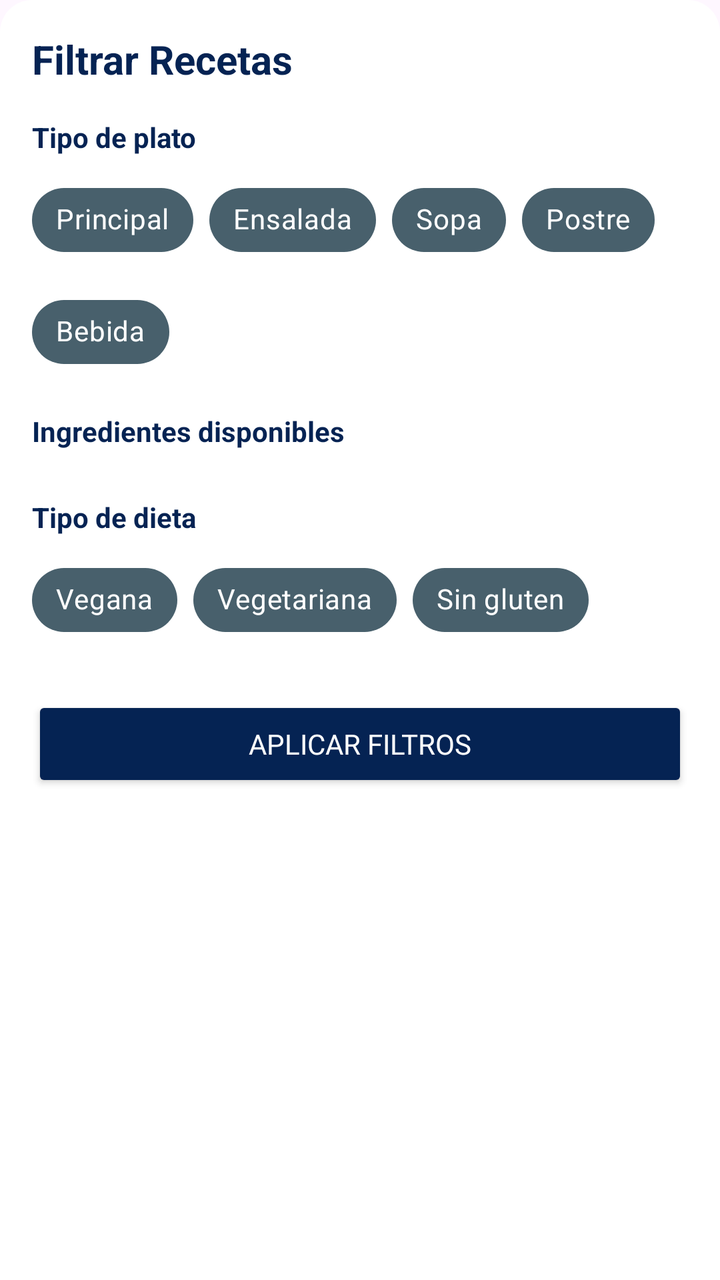
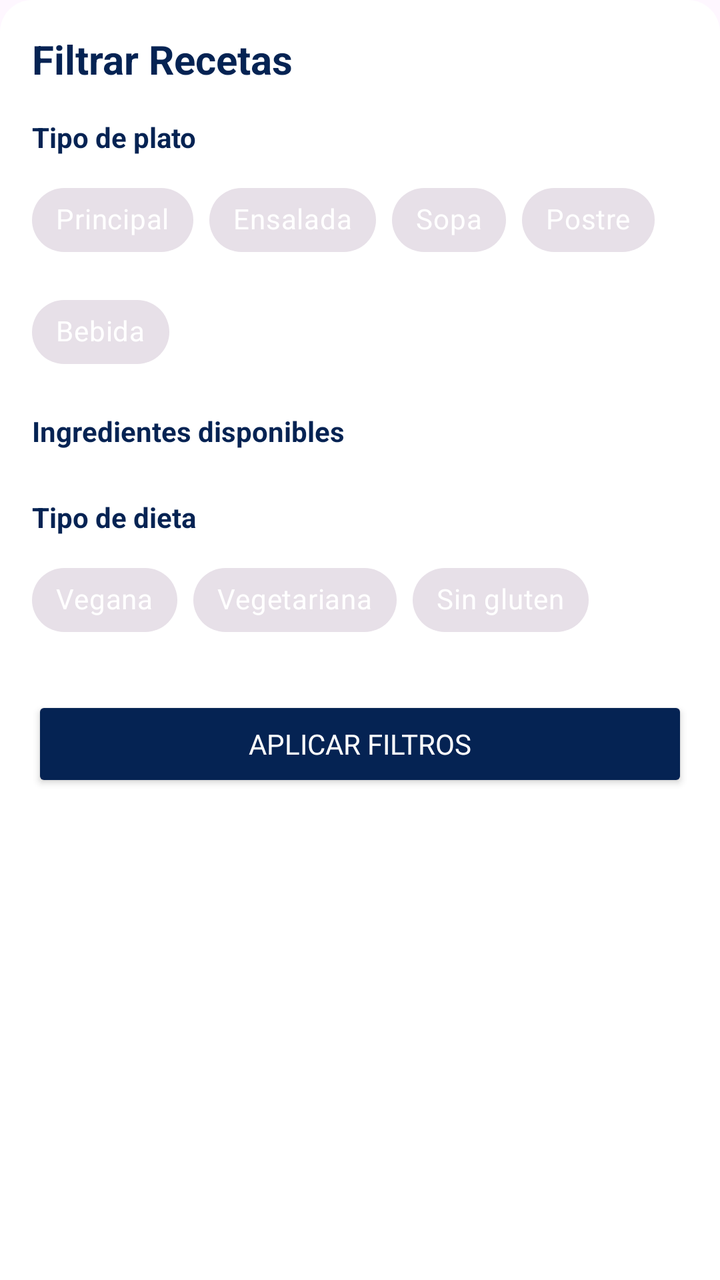

Compare the two renders of this Android layout. The source of the first and the diff that turns it into the second are given below.
<!-- AndroidManifest.xml: application theme Theme.SmartFreezer -->
<!-- res/layout/dialog_recipes_filter.xml -->
<?xml version="1.0" encoding="utf-8"?>
<androidx.core.widget.NestedScrollView xmlns:android="http://schemas.android.com/apk/res/android"
    xmlns:app="http://schemas.android.com/apk/res-auto"
    android:layout_width="match_parent"
    android:layout_height="wrap_content"
    android:background="@drawable/bottom_sheet_background"
    android:fillViewport="true"
    android:padding="16dp">

    <LinearLayout
        android:layout_width="match_parent"
        android:layout_height="wrap_content"
        android:orientation="vertical">

        <TextView
            android:layout_width="wrap_content"
            android:layout_height="wrap_content"
            android:layout_marginBottom="16dp"
            android:text="Filtrar Recetas"
            android:textColor="@color/purpleButton"
            android:textSize="20sp"
            android:textStyle="bold" />

        <TextView
            android:layout_width="wrap_content"
            android:layout_height="wrap_content"
            android:text="Tipo de plato"
            android:layout_marginBottom="8dp"
            android:textColor="@color/purpleButton"
            android:textStyle="bold" />

        <com.google.android.material.chip.ChipGroup
            android:id="@+id/chipGroupDishType"
            android:layout_width="match_parent"
            android:layout_height="wrap_content"
            app:singleSelection="true"
            app:selectionRequired="false">

            <com.google.android.material.chip.Chip
                android:id="@+id/chipMainCourse"
                style="@style/Widget.MaterialComponents.Chip.Filter"
                android:layout_width="wrap_content"
                android:layout_height="wrap_content"
                android:backgroundTint="@color/colorNavBar"
                android:textColor="@color/white"
                android:text="Principal" />

            <com.google.android.material.chip.Chip
                android:id="@+id/chipSalad"
                style="@style/Widget.MaterialComponents.Chip.Filter"
                android:layout_width="wrap_content"
                android:layout_height="wrap_content"
                android:backgroundTint="@color/colorNavBar"
                android:textColor="@color/white"
                android:text="Ensalada" />

            <com.google.android.material.chip.Chip
                android:id="@+id/chipSoup"
                style="@style/Widget.MaterialComponents.Chip.Filter"
                android:layout_width="wrap_content"
                android:layout_height="wrap_content"
                android:backgroundTint="@color/colorNavBar"
                android:textColor="@color/white"
                android:text="Sopa" />

            <com.google.android.material.chip.Chip
                android:id="@+id/chipDessert"
                style="@style/Widget.MaterialComponents.Chip.Filter"
                android:layout_width="wrap_content"
                android:layout_height="wrap_content"
                android:backgroundTint="@color/colorNavBar"
                android:textColor="@color/white"
                android:text="Postre" />

            <com.google.android.material.chip.Chip
                android:id="@+id/chipDrink"
                style="@style/Widget.MaterialComponents.Chip.Filter"
                android:layout_width="wrap_content"
                android:layout_height="wrap_content"
                android:backgroundTint="@color/colorNavBar"
                android:textColor="@color/white"
                android:text="Bebida" />
        </com.google.android.material.chip.ChipGroup>

        <TextView
            android:layout_width="wrap_content"
            android:layout_height="wrap_content"
            android:layout_marginTop="16dp"
            android:text="Ingredientes disponibles"
            android:textColor="@color/purpleButton"
            android:textStyle="bold" />


        <androidx.recyclerview.widget.RecyclerView
            android:id="@+id/ingredientsRecyclerView"
            android:layout_width="match_parent"
            android:layout_height="wrap_content"
            android:overScrollMode="never"
            android:scrollbars="vertical"
            android:layout_marginTop="8dp"
            android:orientation="horizontal"
            app:layoutManager="androidx.recyclerview.widget.LinearLayoutManager" />

        <TextView
            android:layout_width="wrap_content"
            android:layout_height="wrap_content"
            android:layout_marginTop="16dp"
            android:text="Tipo de dieta"
            android:layout_marginBottom="8dp"
            android:textColor="@color/purpleButton"
            android:textStyle="bold" />

        <com.google.android.material.chip.ChipGroup
            android:id="@+id/chipGroupDiet"
            android:layout_width="match_parent"
            android:layout_height="wrap_content"
            app:singleSelection="true"
            app:selectionRequired="false">

            <com.google.android.material.chip.Chip
                android:id="@+id/chipVegan"
                style="@style/Widget.MaterialComponents.Chip.Filter"
                android:layout_width="wrap_content"
                android:layout_height="wrap_content"
                android:backgroundTint="@color/colorNavBar"
                android:textColor="@color/white"
                android:text="Vegana" />

            <com.google.android.material.chip.Chip
                android:id="@+id/chipVegetarian"
                style="@style/Widget.MaterialComponents.Chip.Filter"
                android:layout_width="wrap_content"
                android:layout_height="wrap_content"
                android:backgroundTint="@color/colorNavBar"
                android:textColor="@color/white"
                android:text="Vegetariana" />

            <com.google.android.material.chip.Chip
                android:id="@+id/chipGlutenFree"
                style="@style/Widget.MaterialComponents.Chip.Filter"
                android:layout_width="wrap_content"
                android:layout_height="wrap_content"
                android:backgroundTint="@color/colorNavBar"
                android:textColor="@color/white"
                android:text="Sin gluten" />
        </com.google.android.material.chip.ChipGroup>

        <Button
            android:id="@+id/btnApplyFilters"
            android:layout_width="match_parent"
            android:layout_height="wrap_content"
            android:layout_marginTop="24dp"
            android:backgroundTint="@color/purpleButton"
            android:fontFamily="@font/roboto_medium"
            android:text="Aplicar Filtros"
            android:textColor="@android:color/white" />
    </LinearLayout>
</androidx.core.widget.NestedScrollView>
<!-- resources referenced by this layout -->
<resources>
  <color name="colorNavBar">#48606C</color>
  <color name="purpleButton">#052353</color>
  <color name="white">#FFFFFFFF</color>
  <!-- drawable bottom_sheet_background (drawable) -->
  <shape xmlns:android="http://schemas.android.com/apk/res/android"
      android:shape="rectangle">
      <solid android:color="@android:color/white" />
      <corners android:topLeftRadius="16dp" android:topRightRadius="16dp" />
  </shape>
  <style name="Theme.SmartFreezer" parent="android:Theme.Material.Light.NoActionBar" />
</resources>

<!-- the commit's change to res/layout/dialog_recipes_filter.xml (unified diff, before → after) -->
@@ -41,7 +41,6 @@
                 style="@style/Widget.MaterialComponents.Chip.Filter"
                 android:layout_width="wrap_content"
                 android:layout_height="wrap_content"
-                android:backgroundTint="@color/colorNavBar"
                 android:textColor="@color/white"
                 android:text="Principal" />
 
@@ -50,7 +49,6 @@
                 style="@style/Widget.MaterialComponents.Chip.Filter"
                 android:layout_width="wrap_content"
                 android:layout_height="wrap_content"
-                android:backgroundTint="@color/colorNavBar"
                 android:textColor="@color/white"
                 android:text="Ensalada" />
 
@@ -59,7 +57,6 @@
                 style="@style/Widget.MaterialComponents.Chip.Filter"
                 android:layout_width="wrap_content"
                 android:layout_height="wrap_content"
-                android:backgroundTint="@color/colorNavBar"
                 android:textColor="@color/white"
                 android:text="Sopa" />
 
@@ -68,7 +65,6 @@
                 style="@style/Widget.MaterialComponents.Chip.Filter"
                 android:layout_width="wrap_content"
                 android:layout_height="wrap_content"
-                android:backgroundTint="@color/colorNavBar"
                 android:textColor="@color/white"
                 android:text="Postre" />
 
@@ -77,7 +73,6 @@
                 style="@style/Widget.MaterialComponents.Chip.Filter"
                 android:layout_width="wrap_content"
                 android:layout_height="wrap_content"
-                android:backgroundTint="@color/colorNavBar"
                 android:textColor="@color/white"
                 android:text="Bebida" />
         </com.google.android.material.chip.ChipGroup>
@@ -122,7 +117,6 @@
                 style="@style/Widget.MaterialComponents.Chip.Filter"
                 android:layout_width="wrap_content"
                 android:layout_height="wrap_content"
-                android:backgroundTint="@color/colorNavBar"
                 android:textColor="@color/white"
                 android:text="Vegana" />
 
@@ -131,7 +125,6 @@
                 style="@style/Widget.MaterialComponents.Chip.Filter"
                 android:layout_width="wrap_content"
                 android:layout_height="wrap_content"
-                android:backgroundTint="@color/colorNavBar"
                 android:textColor="@color/white"
                 android:text="Vegetariana" />
 
@@ -140,7 +133,6 @@
                 style="@style/Widget.MaterialComponents.Chip.Filter"
                 android:layout_width="wrap_content"
                 android:layout_height="wrap_content"
-                android:backgroundTint="@color/colorNavBar"
                 android:textColor="@color/white"
                 android:text="Sin gluten" />
         </com.google.android.material.chip.ChipGroup>
<!-- resource entries referenced after the edit -->
@@ -1,6 +1,5 @@
 <!-- resources referenced by this layout -->
 <resources>
-  <color name="colorNavBar">#48606C</color>
   <color name="purpleButton">#052353</color>
   <color name="white">#FFFFFFFF</color>
   <!-- drawable bottom_sheet_background (drawable) -->
